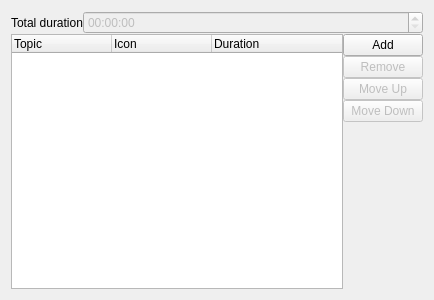
This is src/ui/timelinetopics.ui in hippich/recorditnow as Qt 5 draws it before an edit. The edited form follows.
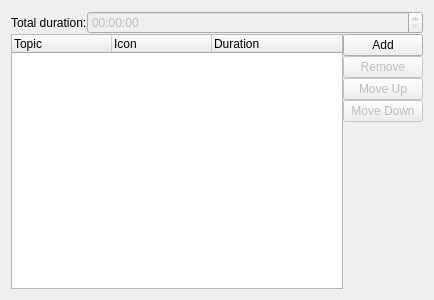
This is the edited form. Custom widgets are drawn as their Qt base class.

What changed in the file:
```diff
--- a/src/ui/timelinetopics.ui
+++ b/src/ui/timelinetopics.ui
@@ -30,7 +30,7 @@
        <item row="0" column="0">
         <widget class="QLabel" name="label">
          <property name="text">
-          <string>Total duration</string>
+          <string>Total duration:</string>
          </property>
         </widget>
        </item>
```
